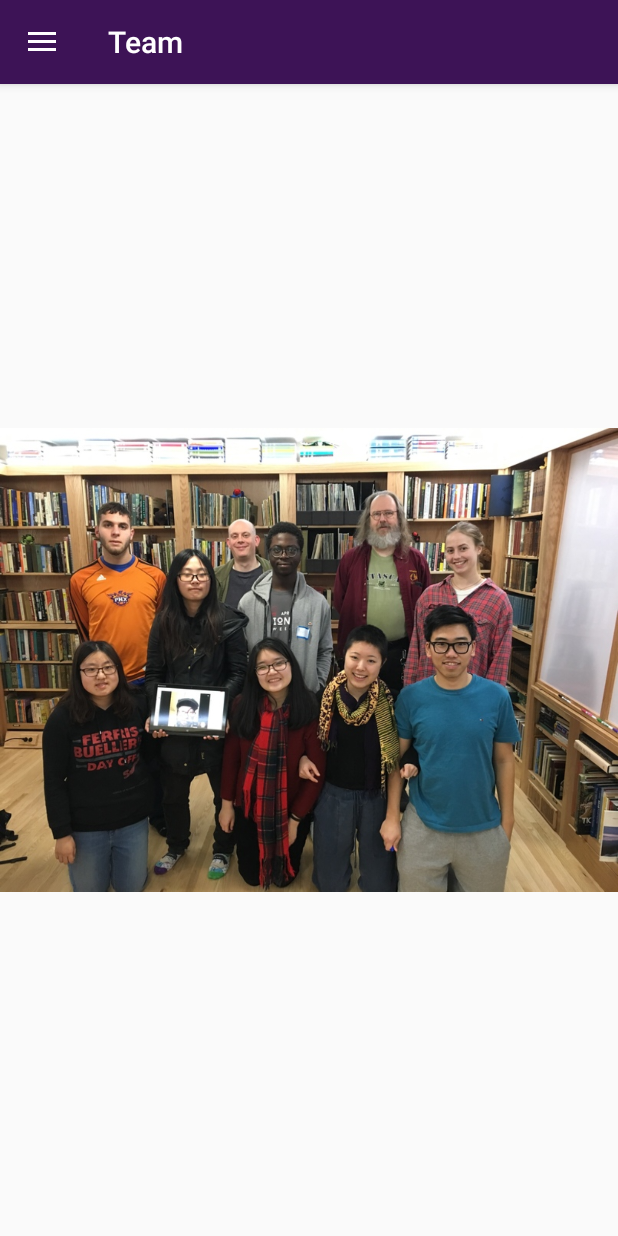
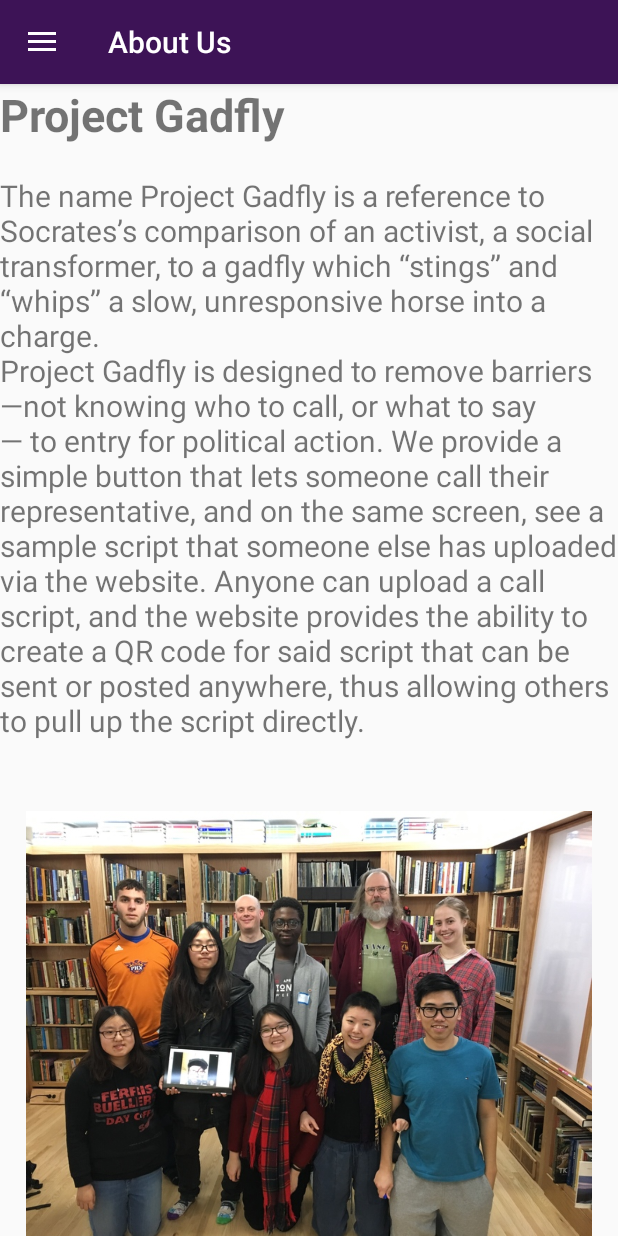
Before and after one commit to ProjectGadfly/GF-Android, an Android app: the screen it shows after launch (MainActivity), in the side drawer, after a tap on "Team", on a phone screen of 412 x 824 dp. Run offline under Robolectric (Android 15) with nearby library versions, the phone set to English and light mode, and no system bars; libraries missing offline, so code that uses them is left out: com.seatgeek.placesautocomplete; 2 statements that could not run were skipped.

Commit message:
Add Content

```diff
--- a/app/src/main/java/com/example/gadfly/projectgadfly/AboutFragment.java
+++ b/app/src/main/java/com/example/gadfly/projectgadfly/AboutFragment.java
@@ -1,12 +1,15 @@
 package com.example.gadfly.projectgadfly;
 
+import android.os.Build;
 import android.os.Bundle;
 import android.support.v4.app.Fragment;
 import android.support.v7.app.ActionBar;
 import android.support.v7.app.AppCompatActivity;
+import android.text.Html;
 import android.view.LayoutInflater;
 import android.view.View;
 import android.view.ViewGroup;
+import android.widget.TextView;
 
 /**
  * Created by papak on 3/22/2017.
@@ -15,10 +18,23 @@ import android.view.ViewGroup;
  */
 
 public class AboutFragment extends Fragment {
+
     private View view;
     //Constructor for AboutFragment
     public View onCreateView(LayoutInflater inflater, ViewGroup container, Bundle savedInstanceState) {
+         final String htmlText = "<body><h1>Project Gadfly</h1><p>The name Project Gadfly is a reference to Socrates’s comparison of an activist, " +
+                 "a social transformer, to a gadfly which “stings” and “whips” a slow, unresponsive " +
+                 "horse into a charge.<br>" +
+                 "Project Gadfly is designed to remove barriers —not knowing who to call, or what to say—" +
+                 " to entry for political action.\n" + "We provide a simple button that lets someone call their representative," +
+                 " and on the same screen, see a sample script that someone else has uploaded via the website." +
+                 "\n" +
+                 "Anyone can upload a call script, and the website provides the ability to create a " +
+                 "QR code for said script that can be sent or posted anywhere, thus allowing others " +
+                 "to pull up the script directly.</p></body>";
         view = inflater.inflate(R.layout.about_fragment, container, false);
+        TextView text = (TextView) view.findViewById(R.id.us_description);
+        text.setText(Html.fromHtml(htmlText));
         return view;
     }
     public void onResume() {
--- a/app/src/main/java/com/example/gadfly/projectgadfly/LegislativeActivity.java
+++ b/app/src/main/java/com/example/gadfly/projectgadfly/LegislativeActivity.java
@@ -196,7 +196,6 @@ public class LegislativeActivity extends AppCompatActivity
         FragmentManager fragmentManager = getSupportFragmentManager();
 
         AboutFragment aboutFragment = new AboutFragment();
-        TeamFragment team = new TeamFragment();
         int id = item.getItemId();
 
         if (id == R.id.homeView) {
@@ -208,11 +207,6 @@ public class LegislativeActivity extends AppCompatActivity
             fragmentManager
                     .beginTransaction()
                     .replace(R.id.content_main, aboutFragment)
-                    .commit();
-        } else if (id == R.id.team) {
-            fragmentManager
-                    .beginTransaction()
-                    .replace(R.id.content_main, team)
                     .commit();
         } else if (id == R.id.tutorial) {
             Intent intent = new Intent(getApplicationContext(), Introduction.class);
--- a/app/src/main/java/com/example/gadfly/projectgadfly/MainActivity.java
+++ b/app/src/main/java/com/example/gadfly/projectgadfly/MainActivity.java
@@ -144,7 +144,7 @@ public class MainActivity extends AppCompatActivity
         int id = item.getItemId();
         FragmentManager fragmentManager = getSupportFragmentManager();
         aboutFragment = new AboutFragment();
-        TeamFragment team = new TeamFragment();
+
         //Handle the Home button
         if (id == R.id.homeView) {
             if (!fragmentManager.findFragmentByTag("HOMETAG").isVisible())
@@ -162,13 +162,7 @@ public class MainActivity extends AppCompatActivity
                     .replace(R.id.content_main, aboutFragment)
                     .addToBackStack(null)
                     .commit();
-            //Handle the Team button
-        } else if (id == R.id.team) {
-            fragmentManager
-                    .beginTransaction()
-                    .replace(R.id.content_main, team)
-                    .addToBackStack(null)
-                    .commit();
+            //Handle the Tutorial button
         } else if (id == R.id.tutorial) {
             Intent intent = new Intent(getApplicationContext(), Introduction.class);
             SharedPreferences.Editor editor = pref.edit();
@@ -427,11 +421,7 @@ public class MainActivity extends AppCompatActivity
 
                     // permission was granted, yay! Do the
                     // contacts-related task you need to do.
-                    Toast.makeText(getApplicationContext(), "Permission Granted", Toast.LENGTH_LONG).show();
-
                 } else {
-
-                    Toast.makeText(getApplicationContext(), "Permission Denied", Toast.LENGTH_LONG).show();
                     // permission denied, boo! Disable the
                     // functionality that depends on this permission.
                 }
--- a/app/src/main/java/com/example/gadfly/projectgadfly/TeamFragment.java
+++ /dev/null
@@ -1,106 +0,0 @@
-package com.example.gadfly.projectgadfly;
-
-import android.os.Bundle;
-import android.support.v4.app.Fragment;
-import android.support.v7.app.ActionBar;
-import android.support.v7.app.AppCompatActivity;
-import android.view.LayoutInflater;
-import android.view.View;
-import android.view.ViewGroup;
-
-
-public class TeamFragment extends Fragment {
-    // TODO: Rename parameter arguments, choose names that match
-    // the fragment initialization parameters, e.g. ARG_ITEM_NUMBER
-    private static final String ARG_PARAM1 = "param1";
-    private static final String ARG_PARAM2 = "param2";
-
-    // TODO: Rename and change types of parameters
-    private String mParam1;
-    private String mParam2;
-
-
-    public TeamFragment() {
-        // Required empty public constructor
-    }
-
-    /**
-     * Use this factory method to create a new instance of
-     * this fragment using the provided parameters.
-     *
-     * @param param1 Parameter 1.
-     * @param param2 Parameter 2.
-     * @return A new instance of fragment TeamFragment.
-     */
-    // TODO: Rename and change types and number of parameters
-    public static TeamFragment newInstance(String param1, String param2) {
-        TeamFragment fragment = new TeamFragment();
-        Bundle args = new Bundle();
-        args.putString(ARG_PARAM1, param1);
-        args.putString(ARG_PARAM2, param2);
-        fragment.setArguments(args);
-        return fragment;
-    }
-
-    @Override
-    public void onCreate(Bundle savedInstanceState) {
-        super.onCreate(savedInstanceState);
-        if (getArguments() != null) {
-            mParam1 = getArguments().getString(ARG_PARAM1);
-            mParam2 = getArguments().getString(ARG_PARAM2);
-        }
-    }
-
-    // Create a fragment as a response to a team button
-    @Override
-    public View onCreateView(LayoutInflater inflater, ViewGroup container,
-                             Bundle savedInstanceState) {
-        // Inflate the layout for this fragment
-        return inflater.inflate(R.layout.fragment_team, container, false);
-    }
-    //
-//    // TODO: Rename method, update argument and hook method into UI event
-//    public void onButtonPressed(Uri uri) {
-//        if (mListener != null) {
-//            mListener.onFragmentInteraction(uri);
-//        }
-//    }
-//
-//    @Override
-//    public void onAttach(Context context) {
-//        super.onAttach(context);
-//        if (context instanceof OnFragmentInteractionListener) {
-//            mListener = (OnFragmentInteractionListener) context;
-//        } else {
-//            throw new RuntimeException(context.toString()
-//                    + " must implement OnFragmentInteractionListener");
-//        }
-//    }
-//
-//    @Override
-//    public void onDetach() {
-//        super.onDetach();
-//        mListener = null;
-//    }
-//
-//    /**
-//     * This interface must be implemented by activities that contain this
-//     * fragment to allow an interaction in this fragment to be communicated
-//     * to the activity and potentially other fragments contained in that
-//     * activity.
-//     * <p>
-//     * See the Android Training lesson <a href=
-//     * "http://developer.android.com/training/basics/fragments/communicating.html"
-//     * >Communicating with Other Fragments</a> for more information.
-//     */
-//    public interface OnFragmentInteractionListener {
-//        // TODO: Update argument type and name
-//        void onFragmentInteraction(Uri uri);
-//    }
-    public void onResume() {
-        super.onResume();
-        AppCompatActivity activity = (AppCompatActivity) getActivity();
-        ActionBar actionBar = activity.getSupportActionBar();
-        actionBar.setTitle("Team");
-    }
-}
--- a/app/src/main/res/layout/fragment_team.xml
+++ /dev/null
@@ -1,13 +0,0 @@
-<FrameLayout xmlns:android="http://schemas.android.com/apk/res/android"
-    xmlns:tools="http://schemas.android.com/tools"
-    android:layout_width="match_parent"
-    android:layout_height="match_parent"
-    tools:context="com.example.gadfly.projectgadfly.TeamFragment">
-
-    <ImageView
-        android:layout_width="match_parent"
-        android:layout_height="match_parent"
-        android:scaleType="fitCenter"
-        android:src="@drawable/ic_team_image"/>
-
-</FrameLayout>
```
Also changed, not shown: app/src/main/res/layout/fragment_about.xml (deleted, +0 -24 lines).
